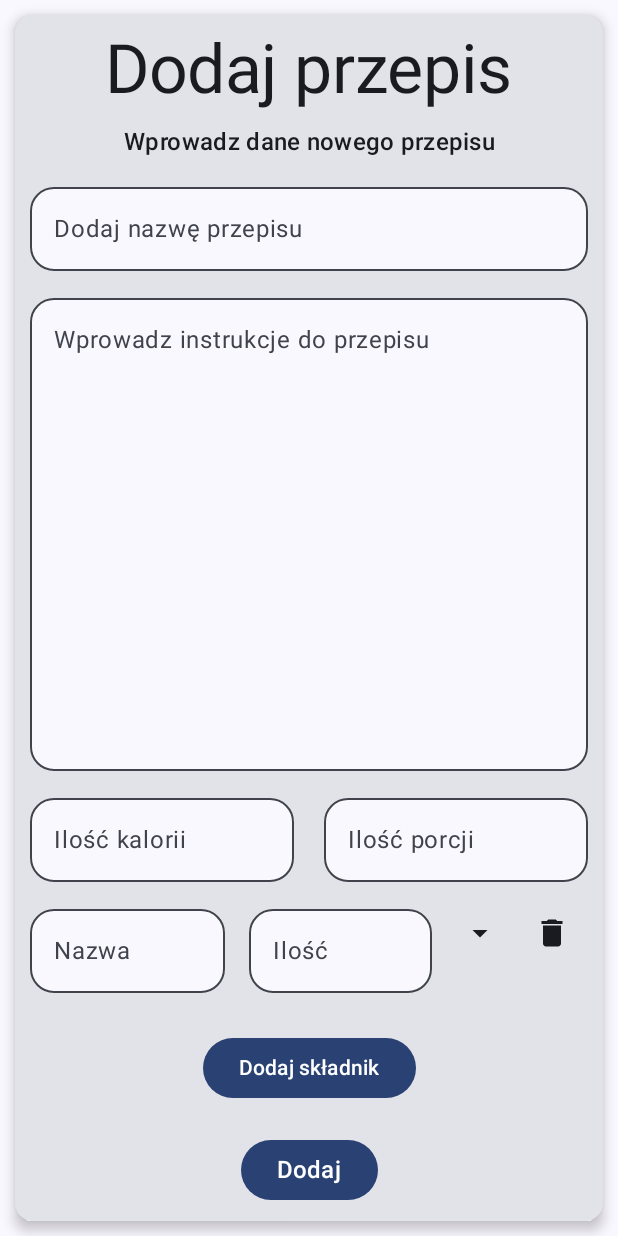
After one commit to PBYAB/mmm-mobile, an Android app built with Jetpack Compose: the AddRecipeActivity screen opened directly, with no data from a screen before it, on a phone screen of 412 x 824 dp. The commit adds this screen. Run offline under Robolectric (Android 15) with nearby library versions, the light colour scheme and no system bars.

Commit message:
dodawanie i edytowanie przepisów, jeszcze nie działa

```diff
--- a/app/build.gradle.kts
+++ b/app/build.gradle.kts
@@ -59,11 +59,15 @@ dependencies {
     implementation("androidx.compose.ui:ui-graphics")
     implementation("androidx.compose.ui:ui-tooling-preview")
     implementation("androidx.compose.material3:material3")
+    implementation(platform("androidx.compose:compose-bom:2023.03.00"))
+    implementation(platform("androidx.compose:compose-bom:2023.03.00"))
     testImplementation("junit:junit:4.13.2")
     androidTestImplementation("androidx.test.ext:junit:1.1.5")
     androidTestImplementation("androidx.test.espresso:espresso-core:3.5.1")
     androidTestImplementation(platform("androidx.compose:compose-bom:2023.08.00"))
     androidTestImplementation("androidx.compose.ui:ui-test-junit4")
+    androidTestImplementation(platform("androidx.compose:compose-bom:2023.03.00"))
+    androidTestImplementation(platform("androidx.compose:compose-bom:2023.03.00"))
     debugImplementation("androidx.compose.ui:ui-tooling")
     debugImplementation("androidx.compose.ui:ui-test-manifest")
 }
--- /dev/null
+++ b/app/src/main/java/com/example/mmm_mobile/AddRecipeActivity.kt
@@ -0,0 +1,385 @@
+package com.example.mmm_mobile
+
+import android.os.Bundle
+import android.widget.Toast
+import androidx.activity.ComponentActivity
+import androidx.activity.compose.setContent
+import androidx.compose.foundation.layout.Arrangement
+import androidx.compose.foundation.layout.Box
+import androidx.compose.foundation.layout.Column
+import androidx.compose.foundation.layout.Row
+import androidx.compose.foundation.layout.fillMaxSize
+import androidx.compose.foundation.layout.fillMaxWidth
+import androidx.compose.foundation.layout.padding
+import androidx.compose.foundation.layout.size
+import androidx.compose.foundation.layout.wrapContentSize
+import androidx.compose.foundation.text.KeyboardActions
+import androidx.compose.foundation.text.KeyboardOptions
+import androidx.compose.material.icons.Icons
+import androidx.compose.material.icons.filled.ArrowDropDown
+import androidx.compose.material.icons.filled.Delete
+import androidx.compose.material.icons.filled.MoreVert
+import androidx.compose.material3.Button
+import androidx.compose.material3.Card
+import androidx.compose.material3.CardDefaults
+import androidx.compose.material3.DropdownMenu
+import androidx.compose.material3.DropdownMenuItem
+import androidx.compose.material3.ExperimentalMaterial3Api
+import androidx.compose.material3.ExposedDropdownMenuBox
+import androidx.compose.material3.ExposedDropdownMenuDefaults
+import androidx.compose.material3.Icon
+import androidx.compose.material3.IconButton
+import androidx.compose.material3.MaterialTheme
+import androidx.compose.material3.MaterialTheme.colorScheme
+import androidx.compose.material3.MaterialTheme.shapes
+import androidx.compose.material3.MaterialTheme.typography
+import androidx.compose.material3.OutlinedTextField
+import androidx.compose.material3.Surface
+import androidx.compose.material3.Text
+import androidx.compose.material3.TextField
+import androidx.compose.material3.TextFieldDefaults
+import androidx.compose.runtime.Composable
+import androidx.compose.runtime.getValue
+import androidx.compose.runtime.mutableStateOf
+import androidx.compose.runtime.remember
+import androidx.compose.runtime.setValue
+import androidx.compose.ui.Alignment
+import androidx.compose.ui.ExperimentalComposeUiApi
+import androidx.compose.ui.Modifier
+import androidx.compose.ui.platform.LocalContext
+import androidx.compose.ui.platform.LocalSoftwareKeyboardController
+import androidx.compose.ui.res.stringResource
+import androidx.compose.ui.text.input.ImeAction
+import androidx.compose.ui.text.input.KeyboardType
+import androidx.compose.ui.text.style.TextAlign
+import androidx.compose.ui.tooling.preview.Preview
+import androidx.compose.ui.unit.dp
+import androidx.compose.ui.unit.sp
+import com.example.mmm_mobile.ui.theme.MmmmobileTheme
+
+class AddRecipeActivity : ComponentActivity() {
+    override fun onCreate(savedInstanceState: Bundle?) {
+        super.onCreate(savedInstanceState)
+        setContent {
+            MmmmobileTheme {
+                Surface(
+                    modifier = Modifier.fillMaxSize(),
+                    color = MaterialTheme.colorScheme.background
+                ) {
+                    AddRecipe()
+                }
+            }
+        }
+    }
+}
+
+data class Ingredient(
+    var name: String = "",
+    var quantity: String = "",
+    var unit: String = ""
+)
+
+@OptIn(ExperimentalMaterial3Api::class)
+@Composable
+fun AddRecipe(modifier: Modifier = Modifier) {
+    var recipeName by remember { mutableStateOf("") }
+    var recipeInstructions by remember { mutableStateOf("") }
+    var recipeServings by remember { mutableStateOf("") }
+    var recipeCaloriesPerServing by remember { mutableStateOf("") }
+    var ingredients by remember { mutableStateOf(listOf(Ingredient())) }
+
+    Card(
+        modifier = modifier.padding(10.dp),
+        elevation = CardDefaults.cardElevation(defaultElevation = 5.dp)
+    ) {
+        val mediumPadding = 10.dp
+        Column(
+            verticalArrangement = Arrangement.spacedBy(mediumPadding),
+            horizontalAlignment = Alignment.CenterHorizontally,
+            modifier = Modifier
+                .padding(mediumPadding)
+                .fillMaxSize()
+        ) {
+            Text(
+                text = stringResource(R.string.add_recipe_title),
+                style = typography.displayMedium
+            )
+            Text(
+                text = stringResource(R.string.instructions),
+                textAlign = TextAlign.Center,
+                style = typography.titleMedium,
+            )
+            OutlinedTextField(
+                value = recipeName,
+                singleLine = true,
+                shape = shapes.large,
+                modifier = Modifier
+                    .fillMaxWidth(),
+                colors = TextFieldDefaults.textFieldColors(containerColor = colorScheme.surface),
+                onValueChange = {
+                        newValue -> recipeName = newValue
+                },
+                label = { Text(stringResource(R.string.enter_recipe_name)) },
+                isError = false,
+                keyboardOptions = KeyboardOptions.Default.copy(
+                    imeAction = ImeAction.Done
+                ),
+                keyboardActions = KeyboardActions(
+                    onDone = { }
+                )
+            )
+
+            OutlinedTextField(
+                value = recipeInstructions,
+                singleLine = false, // Ustaw singleLine na false, aby pozwolić na wieloliniowy tekst
+                shape = shapes.large,
+                modifier = Modifier
+                    .fillMaxWidth()
+                    .weight(1f), // Ustawienie wagi, aby Textfield rozszerzał się w miarę potrzeb
+                colors = TextFieldDefaults.textFieldColors(containerColor = colorScheme.surface),
+                onValueChange = {
+                        newValue -> recipeInstructions = newValue
+                },
+                label = { Text(stringResource(R.string.enter_recipe_instructions)) },
+                isError = false,
+                keyboardOptions = KeyboardOptions.Default.copy(
+                    imeAction = ImeAction.Done
+                ),
+                keyboardActions = KeyboardActions(
+                    onDone = { }
+                )
+            )
+
+            Row(
+                modifier = Modifier.fillMaxWidth(),
+                horizontalArrangement = Arrangement.SpaceBetween
+            ) {
+                OutlinedTextField(
+                    value = recipeCaloriesPerServing,
+                    singleLine = true,
+                    shape = shapes.large,
+                    modifier = Modifier
+                        .weight(1f)
+                        .padding(end = mediumPadding),
+                    colors = TextFieldDefaults.textFieldColors(containerColor = colorScheme.surface),
+                    onValueChange = {
+                            newValue -> recipeCaloriesPerServing = newValue
+                    },
+                    label = { Text(stringResource(R.string.enter_calories)) },
+                    isError = false,
+                    keyboardOptions = KeyboardOptions.Default.copy(
+                        imeAction = ImeAction.Done,
+                        keyboardType = KeyboardType.Number // Ustawienie inputType na liczbowy
+                    ),
+                    keyboardActions = KeyboardActions(
+                        onDone = { }
+                    )
+                )
+
+                OutlinedTextField(
+                    value = recipeServings,
+                    singleLine = true,
+                    shape = shapes.large,
+                    modifier = Modifier
+                        .weight(1f)
+                        .padding(start = mediumPadding),
+                    colors = TextFieldDefaults.textFieldColors(containerColor = colorScheme.surface),
+                    onValueChange = {
+                            newValue -> recipeServings = newValue
+                    },
+                    label = { Text(stringResource(R.string.enter_servings)) },
+                    isError = false,
+                    keyboardOptions = KeyboardOptions.Default.copy(
+                        imeAction = ImeAction.Done,
+                        keyboardType = KeyboardType.Number // Ustawienie inputType na liczbowy
+                    ),
+                    keyboardActions = KeyboardActions(
+                        onDone = {}
+                    )
+                )
+            }
+
+            ingredients.forEachIndexed { index, ingredient ->
+                IngredientRow(
+                    ingredient = ingredient,
+                    onIngredientChange = { newIngredient ->
+                        ingredients = ingredients.toMutableList().also {
+                            it[index] = newIngredient
+                        }
+                    },
+                    onRemoveIngredient = {
+                        ingredients = ingredients.toMutableList().also {
+                            it.removeAt(index)
+                        }
+                    }
+                )
+            }
+
+            AddIngredientRow(
+                onAddIngredient = {
+                    ingredients = ingredients.toMutableList().also {
+                        it.add(Ingredient())
+                    }
+                }
+            )
+
+
+            Button(
+                modifier = Modifier
+                    .padding(top = mediumPadding),
+                onClick = {
+                    recipeName = recipeName
+                    recipeInstructions = recipeInstructions
+                    val recipeCaloriesPerServingInt = recipeCaloriesPerServing.toIntOrNull() ?: 0
+                    val recipeServingsInt = recipeServings.toIntOrNull() ?: 0
+                }
+
+            ) {
+                Text(
+                    text = stringResource(R.string.add_recipe_button),
+                    fontSize = 16.sp
+                )
+            }
+        }
+    }
+}
+
+@Composable
+fun Demo_DropDownMenu() {
+    val context = LocalContext.current
+    var expanded by remember { mutableStateOf(false) }
+
+    Box(
+        modifier = Modifier
+            .wrapContentSize(Alignment.TopEnd)
+    ) {
+        IconButton(onClick = { expanded = !expanded }) {
+            Icon(
+                imageVector = Icons.Default.ArrowDropDown,
+                contentDescription = "Unit"
+            )
+        }
+
+        DropdownMenu(
+            expanded = expanded,
+            onDismissRequest = { expanded = false }
+        ) {
+            DropdownMenuItem(
+                text = { Text("ml") },
+                onClick = { Toast.makeText(context, "ml", Toast.LENGTH_SHORT).show() }
+            )
+            DropdownMenuItem(
+                text = { Text("g") },
+                onClick = { Toast.makeText(context, "g", Toast.LENGTH_SHORT).show() }
+            )
+        }
+    }
+}
+
+@OptIn(ExperimentalComposeUiApi::class, ExperimentalMaterial3Api::class,
+    ExperimentalMaterial3Api::class
+)
+@Composable
+fun IngredientRow(
+    ingredient: Ingredient,
+    onIngredientChange: (Ingredient) -> Unit,
+    onRemoveIngredient: () -> Unit
+) {
+    val context = LocalContext.current
+    val keyboardController = LocalSoftwareKeyboardController.current
+
+    Row(
+        modifier = Modifier.fillMaxWidth(),
+        horizontalArrangement = Arrangement.SpaceBetween
+    ) {
+        OutlinedTextField(
+            value = ingredient.name,
+            singleLine = true,
+            shape = shapes.large,
+            modifier = Modifier
+                .weight(1f)
+                .padding(end = 8.dp),
+            colors = TextFieldDefaults.textFieldColors(containerColor = colorScheme.surface),
+            onValueChange = { newValue ->
+                onIngredientChange(ingredient.copy(name = newValue))
+            },
+            label = { Text(stringResource(R.string.enter_ingredient_name)) },
+            isError = false,
+            keyboardOptions = KeyboardOptions.Default.copy(
+                imeAction = ImeAction.Done
+            ),
+            keyboardActions = KeyboardActions(
+                onDone = {
+                    keyboardController?.hide()
+                }
+            )
+        )
+
+        OutlinedTextField(
+            value = ingredient.quantity,
+            singleLine = true,
+            shape = shapes.large,
+            modifier = Modifier
+                .weight(1f)
+                .padding(horizontal = 8.dp),
+            colors = TextFieldDefaults.textFieldColors(containerColor = colorScheme.surface),
+            onValueChange = { newValue ->
+                onIngredientChange(ingredient.copy(quantity = newValue))
+            },
+            label = { Text(stringResource(R.string.enter_ingredient_quantity)) },
+            isError = false,
+            keyboardOptions = KeyboardOptions.Default.copy(
+                imeAction = ImeAction.Done,
+                keyboardType = KeyboardType.Number
+            ),
+            keyboardActions = KeyboardActions(
+                onDone = {
+                    keyboardController?.hide()
+                }
+            )
+        )
+
+       Demo_DropDownMenu()
+
+        IconButton(
+            onClick = {
+                onRemoveIngredient()
+                keyboardController?.hide()
+            }
+        ) {
+            Icon(
+                imageVector = Icons.Default.Delete,
+                contentDescription = stringResource(R.string.delete),
+                modifier = Modifier.size(24.dp)
+            )
+        }
+    }
+}
+
+@Composable
+fun AddIngredientRow(onAddIngredient: () -> Unit) {
+    Row(
+        modifier = Modifier
+            .fillMaxWidth()
+            .padding(top = 8.dp),
+        horizontalArrangement = Arrangement.Center
+    ) {
+        Button(
+            onClick = { onAddIngredient() },
+            modifier = Modifier
+                .padding(top = 8.dp)
+        ) {
+            Text(stringResource(R.string.add_ingredient))
+        }
+    }
+}
+
+@Preview(showBackground = true, showSystemUi = true)
+@Composable
+fun AddRecipePreview() {
+    MmmmobileTheme {
+        AddRecipe(
+            modifier = Modifier.fillMaxSize(),
+        )
+    }
+}
--- /dev/null
+++ b/app/src/main/java/com/example/mmm_mobile/IngredientUnit.java
@@ -0,0 +1,5 @@
+package com.example.mmm_mobile;
+
+public enum IngredientUnit {
+    G, ML
+}
--- /dev/null
+++ b/app/src/main/res/values/dimens.xml
@@ -0,0 +1,4 @@
+<?xml version="1.0" encoding="utf-8"?>
+<resources>
+    <dimen name="padding_medium">10</dimen>
+</resources>
--- a/app/src/main/res/values/strings.xml
+++ b/app/src/main/res/values/strings.xml
@@ -1,3 +1,25 @@
 <resources>
     <string name="app_name">mmm-mobile</string>
+    <string name="title_activity_recipe">RecipeActivity</string>
+    <string name="instructions">Wprowadz dane nowego przepisu</string>
+    <string name="enter_recipe_name">Dodaj nazwę przepisu</string>
+    <string name="add_recipe_title">Dodaj przepis</string>
+    <string name="submit">dodaj</string>
+    <string name="enter_recipe_instructions">Wprowadz instrukcje do przepisu</string>
+    <string name="enter_servings">Ilość porcji</string>
+    <string name="enter_calories">Ilość kalorii</string>
+    <string name="add_recipe_button">Dodaj</string>
+    <string name="title_activity_recipe_edit">RecipeEditActivity</string>
+    <string name="edit_recipe_title">Edytuj przepis</string>
+    <string name="edit_instructions">Zmień dane wybranego przepisu</string>
+    <string name="edit_recipe_name">Edytuj nazwe przepisu</string>
+    <string name="edit_recipe_instructions">Edytuj instrukcje</string>
+    <string name="edit_calories">Edytuj kalorie</string>
+    <string name="edit_servings">Edytuj porcje</string>
+    <string name="edit_recipe_button">Edytuj</string>
+    <string name="add_ingredient">Dodaj składnik</string>
+    <string name="delete">Usuń</string>
+    <string name="enter_ingredient_unit">Unit</string>
+    <string name="enter_ingredient_quantity">Ilość</string>
+    <string name="enter_ingredient_name">Nazwa</string>
 </resources>
--- a/build.gradle.kts
+++ b/build.gradle.kts
@@ -1,5 +1,5 @@
 // Top-level build file where you can add configuration options common to all sub-projects/modules.
 plugins {
-    id("com.android.application") version "8.2.0" apply false
+    id("com.android.application") version "8.1.2" apply false
     id("org.jetbrains.kotlin.android") version "1.9.0" apply false
 }
```
Also changed, not shown: app/src/main/AndroidManifest.xml (+10 -0 lines), app/src/main/java/com/example/mmm_mobile/EditRecipeActivity.kt (added, +201 -0 lines), app/src/main/java/com/example/mmm_mobile/MainActivity.kt (+13 -1 lines), gradle/wrapper/gradle-wrapper.properties.
